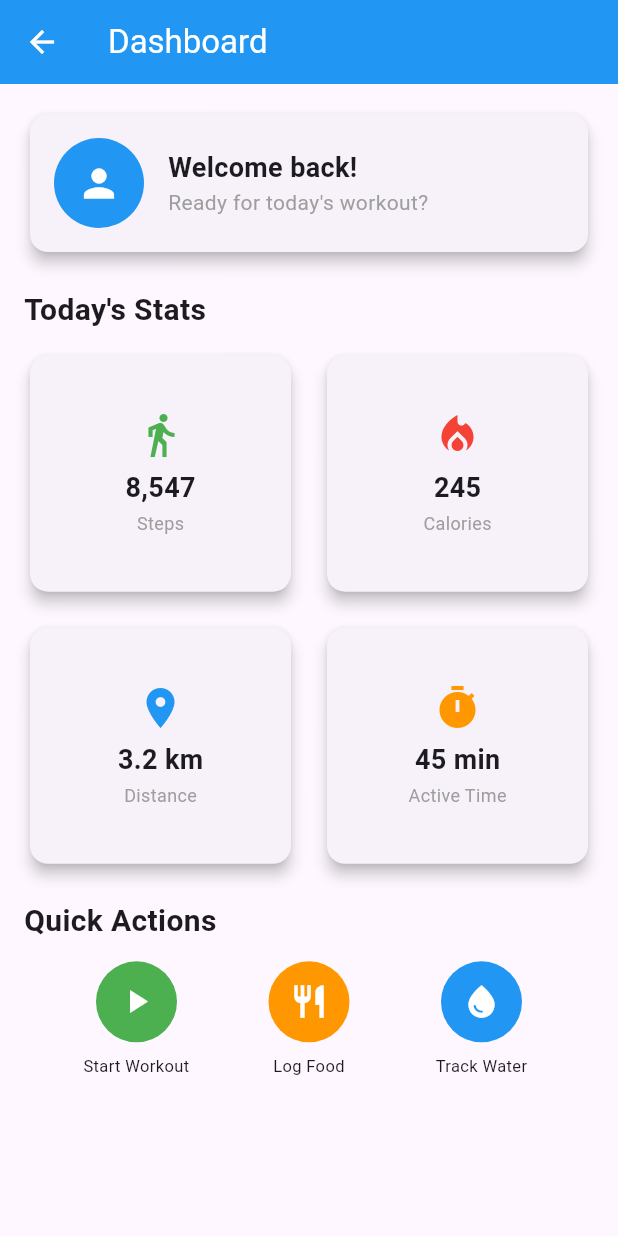
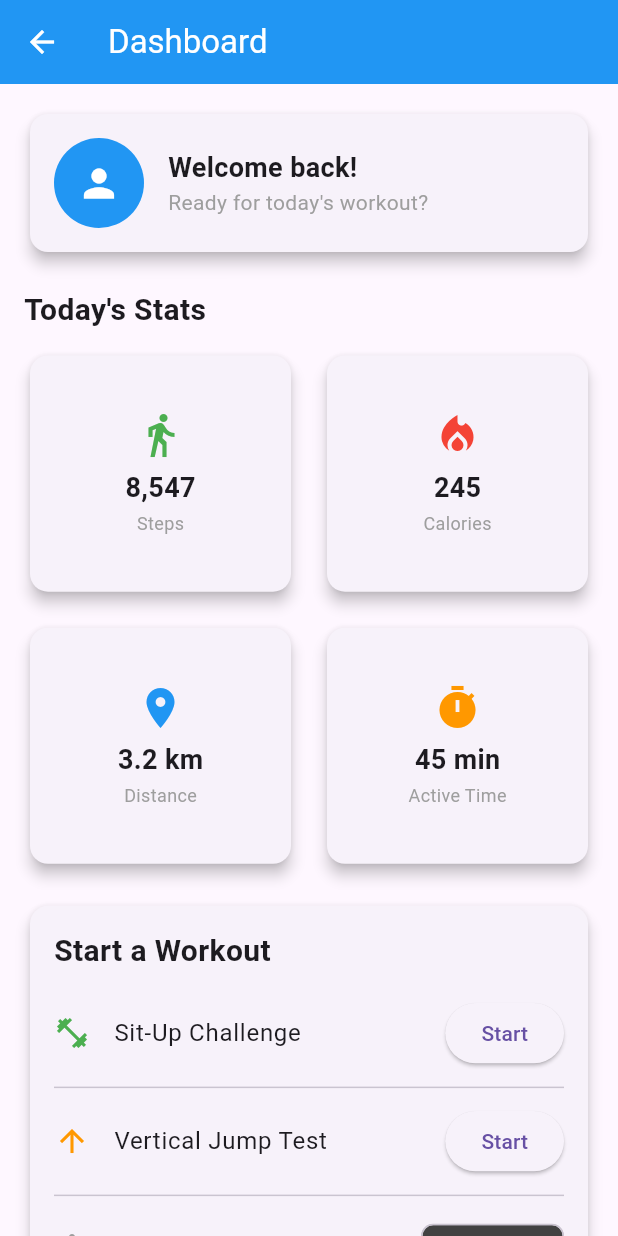
Before and after one commit to ITZARYAN18/Paranox, a Flutter app: the DashboardPage screen opened directly, on a phone screen of 412 x 824 dp. Run offline on Flutter 3.47's test engine with Material 3 defaults, Android fonts, the light colour scheme and no system bars; our stand-ins replace chewie, flutter_map, geolocator, image_picker, latlong2, permission_handler and 2 more; accounts and stored records are empty.

Commit message:
jump and situp done in dashboard

```diff
--- a/lib/pages/dashboard_page.dart
+++ b/lib/pages/dashboard_page.dart
@@ -1,4 +1,6 @@
 import 'package:flutter/material.dart';
+import 'package:kevin_11/model/jump.dart';
+import 'package:kevin_11/model/situp.dart';
 
 class DashboardPage extends StatelessWidget {
   @override
@@ -14,7 +16,7 @@ class DashboardPage extends StatelessWidget {
         child: Column(
           crossAxisAlignment: CrossAxisAlignment.start,
           children: [
-            // Welcome Card
+            // Welcome Card (Unchanged)
             Card(
               elevation: 4,
               child: Padding(
@@ -42,7 +44,7 @@ class DashboardPage extends StatelessWidget {
             ),
             SizedBox(height: 20),
 
-            // Stats Grid
+            // Stats Grid (Unchanged)
             Text('Today\'s Stats', style: TextStyle(fontSize: 20, fontWeight: FontWeight.bold)),
             SizedBox(height: 12),
             GridView.count(
@@ -61,17 +63,11 @@ class DashboardPage extends StatelessWidget {
             ),
             SizedBox(height: 20),
 
-            // Quick Actions
-            Text('Quick Actions', style: TextStyle(fontSize: 20, fontWeight: FontWeight.bold)),
-            SizedBox(height: 12),
-            Row(
-              mainAxisAlignment: MainAxisAlignment.spaceEvenly,
-              children: [
-                _buildActionButton('Start Workout', Icons.play_arrow, Colors.green),
-                _buildActionButton('Log Food', Icons.restaurant, Colors.orange),
-                _buildActionButton('Track Water', Icons.water_drop, Colors.blue),
-              ],
-            ),
+            // --- NEW WORKOUT SECTION ---
+            // This replaces the old "Quick Actions" row.
+            _buildWorkoutSection(context),
+            // --- END OF NEW SECTION ---
+
             SizedBox(height: 20),
           ],
         ),
@@ -79,6 +75,67 @@ class DashboardPage extends StatelessWidget {
     );
   }
 
+  // --- NEW HELPER WIDGET for the workout list ---
+  Widget _buildWorkoutSection(BuildContext context) {
+    return Card(
+      elevation: 4,
+      child: Padding(
+        padding: const EdgeInsets.fromLTRB(16, 16, 16, 8), // Less bottom padding
+        child: Column(
+          crossAxisAlignment: CrossAxisAlignment.start,
+          children: [
+            Text(
+              'Start a Workout',
+              style: TextStyle(fontSize: 20, fontWeight: FontWeight.bold),
+            ),
+            SizedBox(height: 12),
+
+            // Sit-Up Challenge
+            ListTile(
+              contentPadding: EdgeInsets.zero,
+              leading: Icon(Icons.fitness_center, color: Colors.green),
+              title: Text('Sit-Up Challenge'),
+              trailing: ElevatedButton(
+                onPressed: () {
+                 Navigator.push(context, MaterialPageRoute(builder: (context)=>SitupScreen()));
+                },
+                child: Text('Start'),
+              ),
+            ),
+            Divider(),
+
+            // Vertical Jump Test
+            ListTile(
+              contentPadding: EdgeInsets.zero,
+              leading: Icon(Icons.arrow_upward, color: Colors.orange),
+              title: Text('Vertical Jump Test'),
+              trailing: ElevatedButton(
+                onPressed: () {
+                  Navigator.push(context, MaterialPageRoute(builder: (context)=>JumpScreen()));
+                },
+                child: Text('Start'),
+              ),
+            ),
+            Divider(),
+
+            // Coming Soon item
+            ListTile(
+              contentPadding: EdgeInsets.zero,
+              leading: Icon(Icons.accessibility_new, color: Colors.grey),
+              title: Text('Push-Up Counter', style: TextStyle(color: Colors.grey)),
+              trailing: Chip(
+                label: Text('Coming Soon', style: TextStyle(fontSize: 10)),
+                backgroundColor: Colors.grey.shade800,
+              ),
+            ),
+          ],
+        ),
+      ),
+    );
+  }
+
+
+  // Unchanged helper widget for stats
   Widget _buildStatCard(String title, String value, IconData icon, Color color) {
     return Card(
       elevation: 4,
@@ -98,6 +155,7 @@ class DashboardPage extends StatelessWidget {
     );
   }
 
+  // NOTE: This helper widget is no longer used, but I've left it here in case you need it elsewhere.
   Widget _buildActionButton(String label, IconData icon, Color color) {
     return Column(
       children: [
```
Also changed, not shown: 1 other file.
